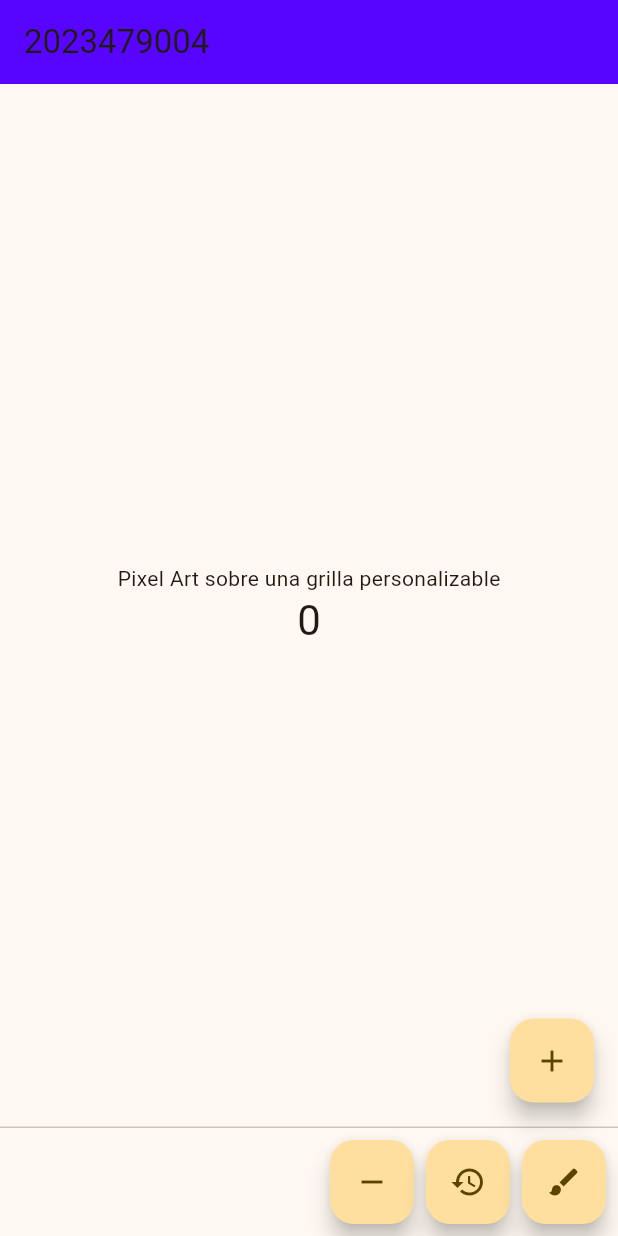
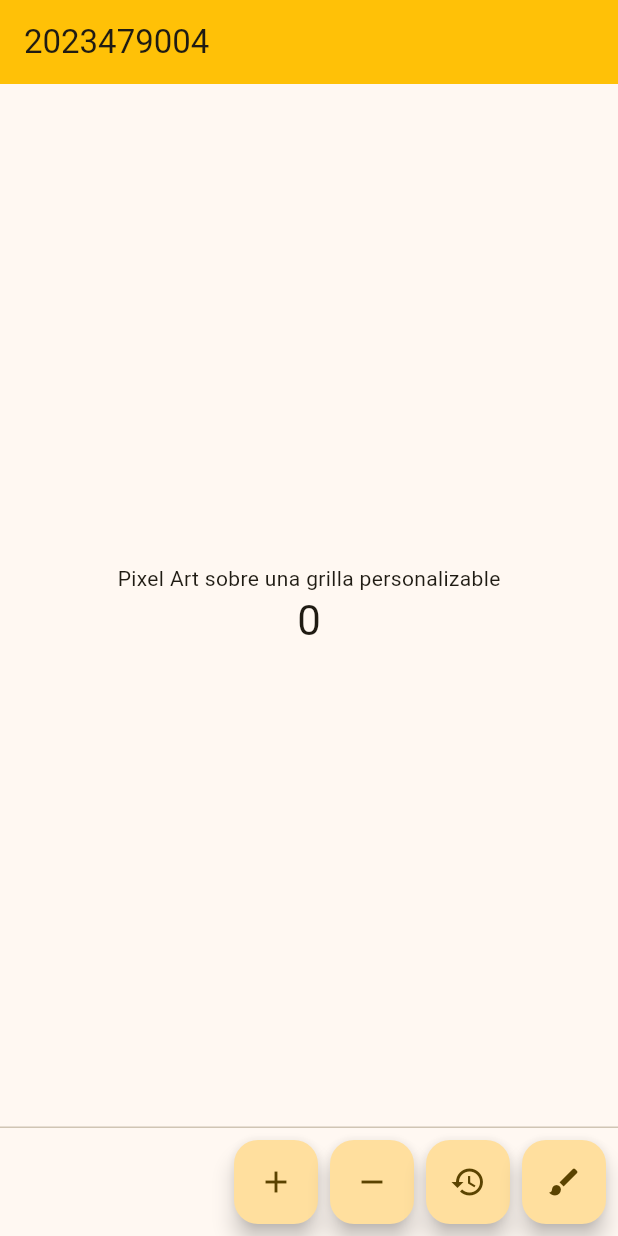
Before and after one commit to iondrw/3479A321_2023479004, a Flutter app: the screen it shows after launch, after a tap on the "add" icon, after a tap on the "remove" icon, after a tap on the "brush" icon, on a phone screen of 412 x 824 dp. Run offline on Flutter 3.47's test engine with Material 3 defaults, Android fonts, the phone set to English and light mode, and no system bars.

Commit message:
Laboratorio 2 arreglado

```diff
--- a/lib/main.dart
+++ b/lib/main.dart
@@ -1,6 +1,4 @@
 import 'package:flutter/material.dart';
-
-Color _appColor = Colors.amber;
 
 void main() {
   runApp(const MyApp());
@@ -31,7 +29,7 @@
         // This works for code too, not just values: Most code changes can be
         // tested with just a hot reload.
         colorScheme: ColorScheme.fromSeed(
-          seedColor: _appColor, //const Color.fromARGB(255, 20, 183, 237),
+          seedColor: Colors.amber, //const Color.fromARGB(255, 20, 183, 237),
         ),
       ),
       home: const MyHomePage(title: '2023479004'),
@@ -59,14 +57,9 @@
 
 class _MyHomePageState extends State<MyHomePage> {
   int _counter = 0;
-
+  Color _appColor = Colors.amber;
   void _incrementCounter() {
     setState(() {
-      // This call to setState tells the Flutter framework that something has
-      // changed in this State, which causes it to rerun the build method below
-      // so that the display can reflect the updated values. If we changed
-      // _counter without calling setState(), then the build method would not be
-      // called again, and so nothing would appear to happen.
       _counter++;
     });
   }
@@ -85,7 +78,12 @@
 
   void _changeColor() {
     setState(() {
-      _appColor = const Color.fromARGB(255, 88, 5, 255);
+      _appColor = Color.fromARGB(
+        (_appColor.a * 255.0).toInt(),
+        (_appColor.r * 255.0).toInt(),
+        (_appColor.g * 255.0).toInt() + _counter * 10,
+        (_appColor.b * 255.0).toInt() + _counter * 10,
+      );
     });
   }
 
@@ -135,17 +133,17 @@
           ],
         ),
       ),
-      floatingActionButton: FloatingActionButton(
-        onPressed: _incrementCounter,
-        tooltip: 'Increment',
-        child: const Icon(Icons.add),
-      ), // This trailing comma makes auto-formatting nicer for build methods.
       persistentFooterButtons: FloatingButtonsLab2,
     );
   }
 
   List<Widget> get FloatingButtonsLab2 {
     return <Widget>[
+      FloatingActionButton(
+        onPressed: _incrementCounter,
+        tooltip: 'Increment',
+        child: const Icon(Icons.add),
+      ),
       FloatingActionButton(
         onPressed: _decrementCounter,
         tooltip: 'Decrement',
```
